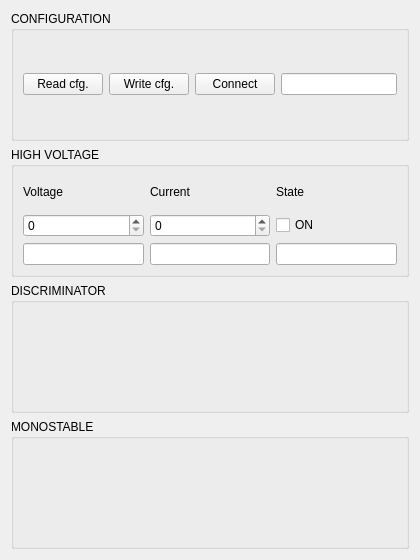
First picture: the form in projects/muoscope/client/muoscope.ui, repository pavel-demin/giga-zee-notes, before the edit.
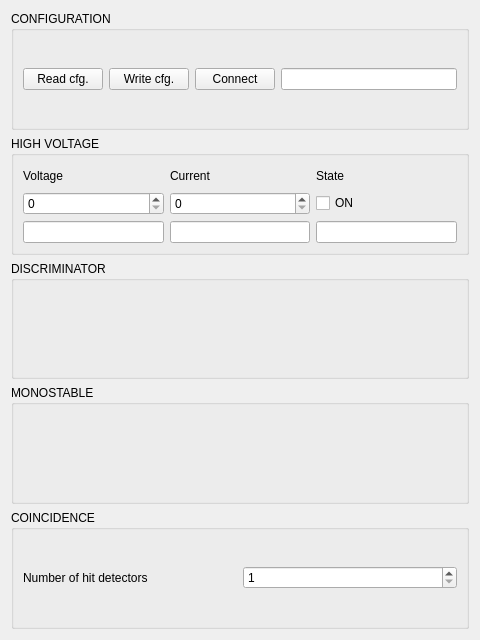
Second picture: the form after the edit.

Commit message: add coincidence cotrol to muoscope client

Patch:
```diff
--- a/projects/muoscope/client/muoscope.ui
+++ b/projects/muoscope/client/muoscope.ui
@@ -6,14 +6,14 @@
    <rect>
     <x>0</x>
     <y>0</y>
-    <width>420</width>
-    <height>560</height>
+    <width>480</width>
+    <height>640</height>
    </rect>
   </property>
   <property name="minimumSize">
    <size>
-    <width>420</width>
-    <height>560</height>
+    <width>480</width>
+    <height>640</height>
    </size>
   </property>
   <property name="windowTitle">
@@ -141,6 +141,32 @@
      <layout class="QGridLayout" name="monoLayout"/>
     </widget>
    </item>
+   <item row="5" column="0">
+    <widget class="QGroupBox" name="coiGroup">
+     <property name="title">
+      <string>COINCIDENCE</string>
+     </property>
+     <layout class="QGridLayout" name="coiLayout">
+      <item row="0" column="0">
+       <widget class="QLabel" name="cutLabel">
+        <property name="text">
+         <string>Number of hit detectors</string>
+        </property>
+       </widget>
+      </item>
+      <item row="0" column="1">
+       <widget class="QSpinBox" name="cutValue">
+        <property name="minimum">
+         <number>1</number>
+        </property>
+        <property name="maximum">
+         <number>4</number>
+        </property>
+       </widget>
+      </item>
+     </layout>
+    </widget>
+   </item>
   </layout>
  </widget>
  <resources/>
```
The commit also changes 1 other file.
